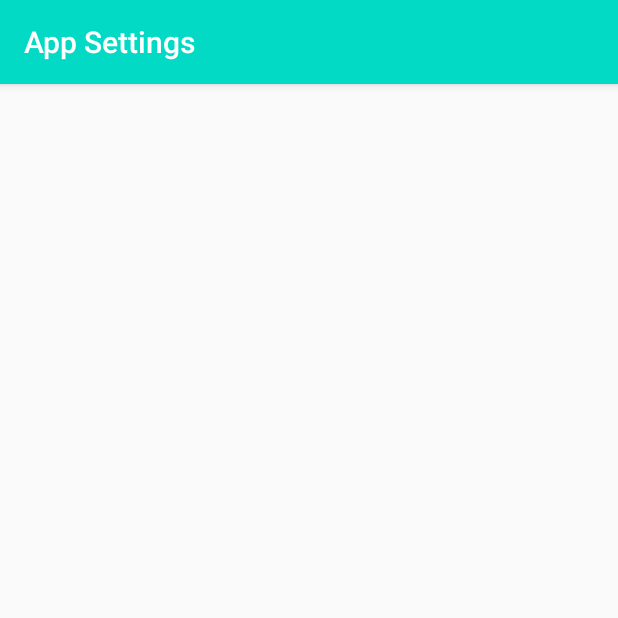
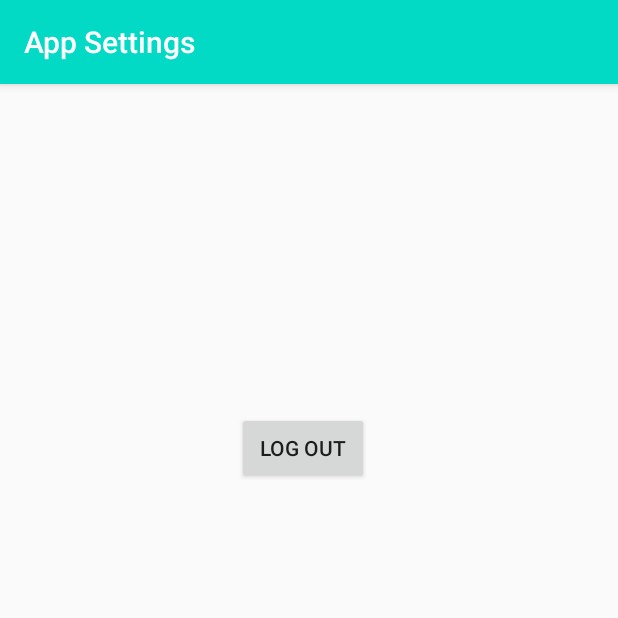
Before and after one commit to thitboxao0909/RoomControl, an Android app: the screen it shows after launch once a user with an empty profile is signed in (SettingsActivity), on a phone screen of 412 x 824 dp, the top half of it. Run offline under Robolectric (Android 15) with nearby library versions, the phone set to English and light mode, and no system bars; our stand-ins replace Firebase (no records; nobody signed in at launch, a user with empty details on screens opened directly).

Commit message:
Logout function

```diff
--- a/app/src/main/res/layout/activity_settings.xml
+++ b/app/src/main/res/layout/activity_settings.xml
@@ -12,4 +12,19 @@
         android:layout_width="match_parent"
         android:layout_height="wrap_content" />
 
+    <Button
+        android:id="@+id/LogOut"
+        android:layout_width="wrap_content"
+        android:layout_height="wrap_content"
+        android:layout_marginStart="157dp"
+        android:layout_marginTop="172dp"
+        android:layout_marginEnd="166dp"
+        android:layout_marginBottom="455dp"
+        android:onClick="logout"
+        android:text="Log Out"
+        app:layout_constraintBottom_toBottomOf="parent"
+        app:layout_constraintEnd_toEndOf="parent"
+        app:layout_constraintStart_toStartOf="parent"
+        app:layout_constraintTop_toBottomOf="@+id/toolbar" />
+
 </androidx.constraintlayout.widget.ConstraintLayout>
```
Also changed, not shown: app/src/main/java/com/example/auth/SettingsActivity.java (+2 -8 lines).
